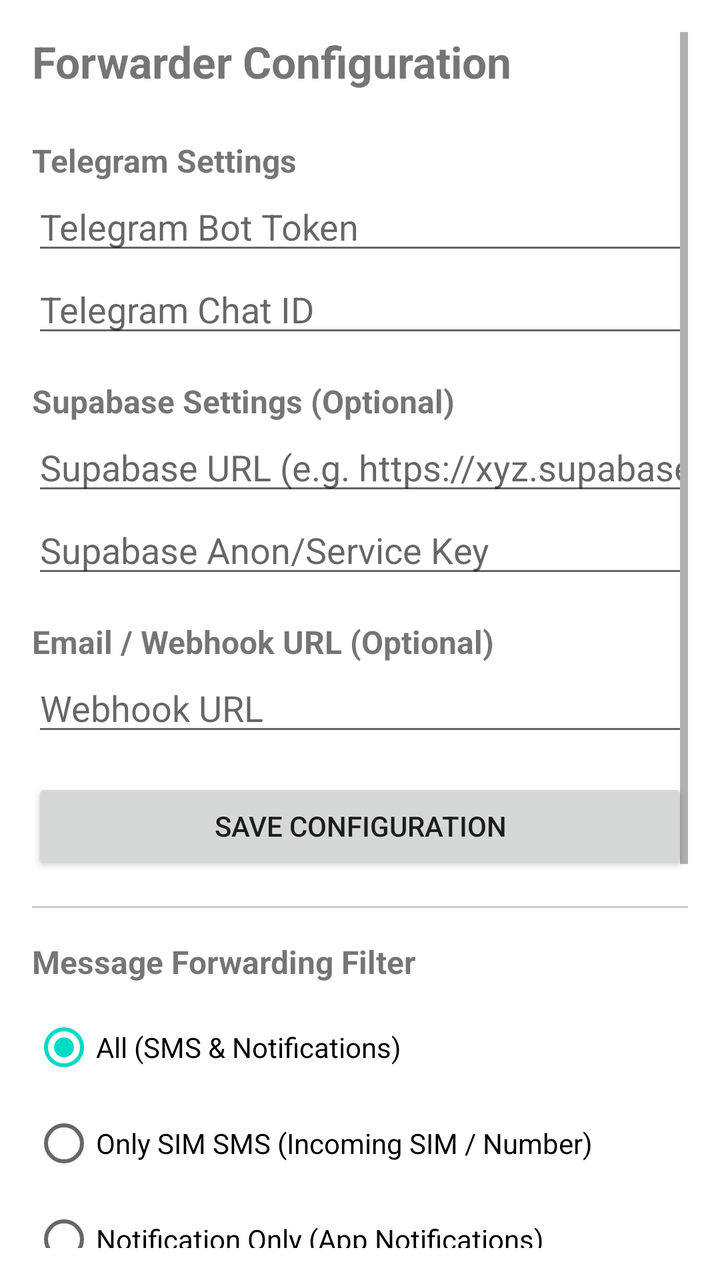
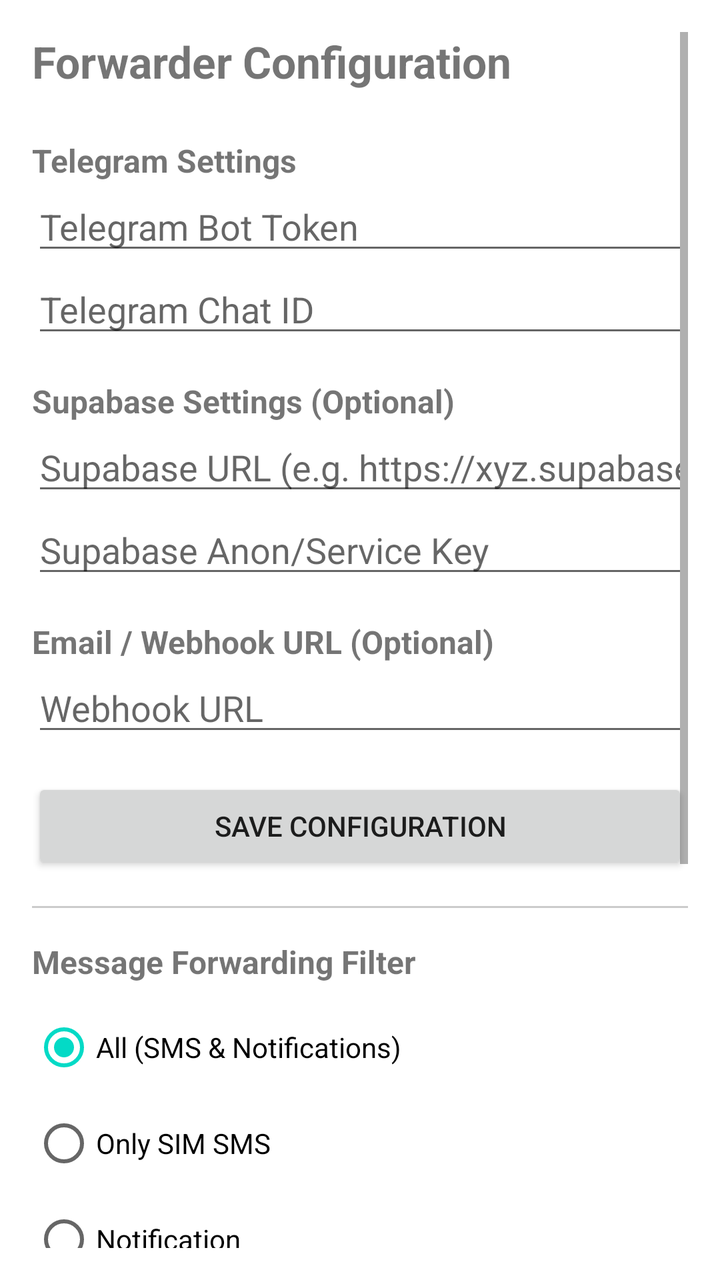

An Android layout rendered at two revisions. The XML below is the earlier revision; the diff shows what the commit changed to produce the second picture.
<!-- AndroidManifest.xml: application theme Theme.NotificationSmsForwarder -->
<!-- res/layout/activity_main.xml -->
<?xml version="1.0" encoding="utf-8"?>
<ScrollView xmlns:android="http://schemas.android.com/apk/res/android"
    android:layout_width="match_parent"
    android:layout_height="match_parent"
    android:padding="16dp">

    <LinearLayout
        android:layout_width="match_parent"
        android:layout_height="wrap_content"
        android:orientation="vertical">

        <TextView
            android:layout_width="wrap_content"
            android:layout_height="wrap_content"
            android:text="Forwarder Configuration"
            android:textSize="22sp"
            android:textStyle="bold"
            android:layout_marginBottom="16dp"/>

        
        <LinearLayout
            android:id="@+id/layoutSavedCredentials"
            android:layout_width="match_parent"
            android:layout_height="wrap_content"
            android:orientation="vertical"
            android:padding="12dp"
            android:background="#10000000"
            android:visibility="gone"
            android:layout_marginTop="8dp"
            android:layout_marginBottom="8dp">

            <TextView
                android:layout_width="wrap_content"
                android:layout_height="wrap_content"
                android:text="🔒 Credentials Saved &amp; Active"
                android:textStyle="bold"
                android:textColor="#008000"
                android:textSize="14sp"/>

            <TextView
                android:id="@+id/tvSavedSummary"
                android:layout_width="match_parent"
                android:layout_height="wrap_content"
                android:text="• Telegram Bot: Configured\n• Supabase: Configured\n• Webhook: Configured"
                android:textSize="13sp"
                android:textColor="#555555"
                android:layout_marginTop="4dp"
                android:layout_marginBottom="8dp"/>

            <Button
                android:id="@+id/btnEditConfig"
                android:layout_width="match_parent"
                android:layout_height="wrap_content"
                android:text="✏️ Edit Credentials"/>
        </LinearLayout>

        
        <LinearLayout
            android:id="@+id/layoutEditCredentials"
            android:layout_width="match_parent"
            android:layout_height="wrap_content"
            android:orientation="vertical">

            <TextView
                android:layout_width="wrap_content"
                android:layout_height="wrap_content"
                android:text="Telegram Settings"
                android:textStyle="bold"
                android:textSize="16sp"
                android:layout_marginTop="8dp"/>

            <EditText
                android:id="@+id/etTgBotToken"
                android:layout_width="match_parent"
                android:layout_height="wrap_content"
                android:hint="Telegram Bot Token"
                android:inputType="text"/>

            <EditText
                android:id="@+id/etTgChatId"
                android:layout_width="match_parent"
                android:layout_height="wrap_content"
                android:hint="Telegram Chat ID"
                android:inputType="text"/>

            <TextView
                android:layout_width="wrap_content"
                android:layout_height="wrap_content"
                android:text="Supabase Settings (Optional)"
                android:textStyle="bold"
                android:textSize="16sp"
                android:layout_marginTop="16dp"/>

            <EditText
                android:id="@+id/etSupabaseUrl"
                android:layout_width="match_parent"
                android:layout_height="wrap_content"
                android:hint="Supabase URL (e.g. https://xyz.supabase.co)"
                android:inputType="textUri"/>

            <EditText
                android:id="@+id/etSupabaseKey"
                android:layout_width="match_parent"
                android:layout_height="wrap_content"
                android:hint="Supabase Anon/Service Key"
                android:inputType="text"/>

            <TextView
                android:layout_width="wrap_content"
                android:layout_height="wrap_content"
                android:text="Email / Webhook URL (Optional)"
                android:textStyle="bold"
                android:textSize="16sp"
                android:layout_marginTop="16dp"/>

            <EditText
                android:id="@+id/etEmailWebhook"
                android:layout_width="match_parent"
                android:layout_height="wrap_content"
                android:hint="Webhook URL"
                android:inputType="textUri"/>

            <LinearLayout
                android:layout_width="match_parent"
                android:layout_height="wrap_content"
                android:orientation="horizontal"
                android:layout_marginTop="16dp">

                <Button
                    android:id="@+id/btnSaveConfig"
                    android:layout_width="0dp"
                    android:layout_height="wrap_content"
                    android:layout_weight="1"
                    android:text="Save Configuration"/>

                <Button
                    android:id="@+id/btnCancelEdit"
                    android:layout_width="0dp"
                    android:layout_height="wrap_content"
                    android:layout_weight="1"
                    android:text="Cancel"
                    android:visibility="gone"
                    android:layout_marginStart="8dp"/>
            </LinearLayout>
        </LinearLayout>

        <View
            android:layout_width="match_parent"
            android:layout_height="1dp"
            android:background="#CCCCCC"
            android:layout_marginTop="16dp"
            android:layout_marginBottom="16dp"/>

        
        <TextView
            android:layout_width="wrap_content"
            android:layout_height="wrap_content"
            android:text="Message Forwarding Filter"
            android:textStyle="bold"
            android:textSize="16sp"/>

        <RadioGroup
            android:id="@+id/rgFilterMode"
            android:layout_width="match_parent"
            android:layout_height="wrap_content"
            android:orientation="vertical"
            android:layout_marginTop="8dp">

            <RadioButton
                android:id="@+id/rbFilterAll"
                android:layout_width="wrap_content"
                android:layout_height="wrap_content"
                android:text="All (SMS &amp; Notifications)"
                android:checked="true"/>

            <RadioButton
                android:id="@+id/rbFilterSms"
                android:layout_width="wrap_content"
                android:layout_height="wrap_content"
                android:text="Only SIM SMS (Incoming SIM / Number)"/>

            <RadioButton
                android:id="@+id/rbFilterNotification"
                android:layout_width="wrap_content"
                android:layout_height="wrap_content"
                android:text="Notification Only (App Notifications)"/>
        </RadioGroup>

        <View
            android:layout_width="match_parent"
            android:layout_height="1dp"
            android:background="#CCCCCC"
            android:layout_marginTop="16dp"
            android:layout_marginBottom="16dp"/>

        <TextView
            android:layout_width="wrap_content"
            android:layout_height="wrap_content"
            android:text="Permissions &amp; Power Savings"
            android:textStyle="bold"
            android:textSize="16sp"/>

        <Button
            android:id="@+id/btnGrantSmsPermission"
            android:layout_width="match_parent"
            android:layout_height="wrap_content"
            android:text="1. Grant SMS Permissions"
            android:layout_marginTop="8dp"/>

        <Button
            android:id="@+id/btnGrantNotificationPermission"
            android:layout_width="match_parent"
            android:layout_height="wrap_content"
            android:text="2. Enable Notification Listener Access"
            android:layout_marginTop="8dp"/>

        <Button
            android:id="@+id/btnDisableBatteryOpt"
            android:layout_width="match_parent"
            android:layout_height="wrap_content"
            android:text="3. Allow Background (Disable Power Saving Restriction)"
            android:layout_marginTop="8dp"/>

        <TextView
            android:id="@+id/tvPendingCount"
            android:layout_width="match_parent"
            android:layout_height="wrap_content"
            android:text="Offline Unsent Queue: 0 messages"
            android:textColor="#008000"
            android:textSize="14sp"
            android:textStyle="bold"
            android:layout_marginTop="16dp"/>

        <TextView
            android:id="@+id/tvStatus"
            android:layout_width="match_parent"
            android:layout_height="wrap_content"
            android:text="Status: Ready"
            android:textColor="#333333"
            android:textSize="14sp"
            android:layout_marginTop="8dp"/>

    </LinearLayout>
</ScrollView>
<!-- resources referenced by this layout -->
<resources>
  <style name="Theme.NotificationSmsForwarder" parent="Theme.MaterialComponents.DayNight.DarkActionBar">
          <item name="colorPrimary">#6200EE</item>
          <item name="colorPrimaryVariant">#3700B3</item>
          <item name="colorOnPrimary">#FFFFFF</item>
      </style>
</resources>

<!-- the commit's change to res/layout/activity_main.xml (unified diff, before → after) -->
@@ -177,13 +177,13 @@
                 android:id="@+id/rbFilterSms"
                 android:layout_width="wrap_content"
                 android:layout_height="wrap_content"
-                android:text="Only SIM SMS (Incoming SIM / Number)"/>
+                android:text="Only SIM SMS"/>
 
             <RadioButton
                 android:id="@+id/rbFilterNotification"
                 android:layout_width="wrap_content"
                 android:layout_height="wrap_content"
-                android:text="Notification Only (App Notifications)"/>
+                android:text="Notification"/>
         </RadioGroup>
 
         <View
